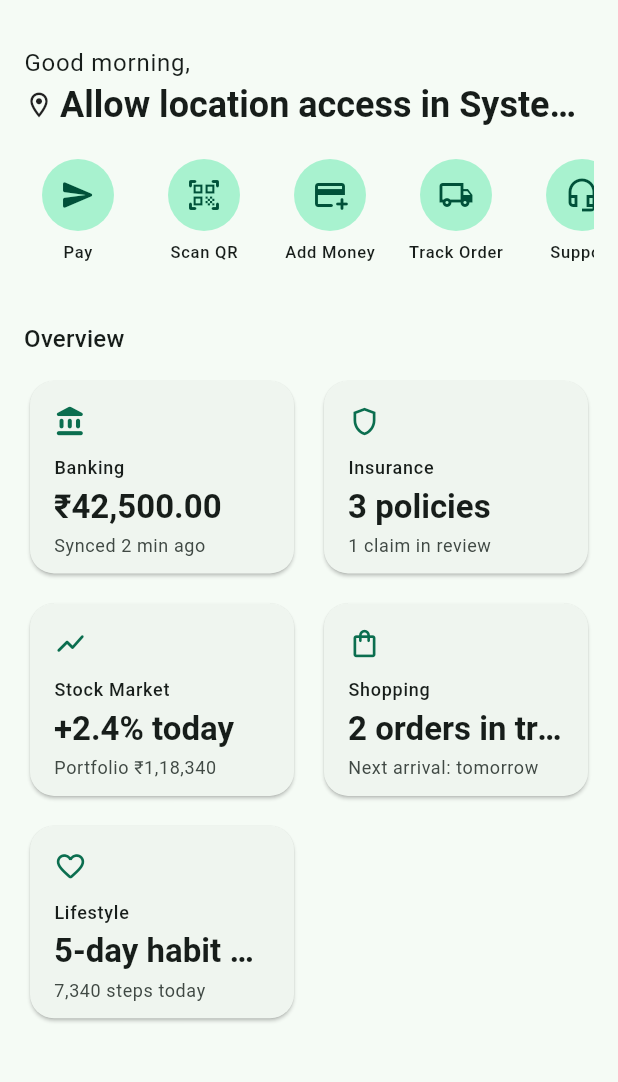
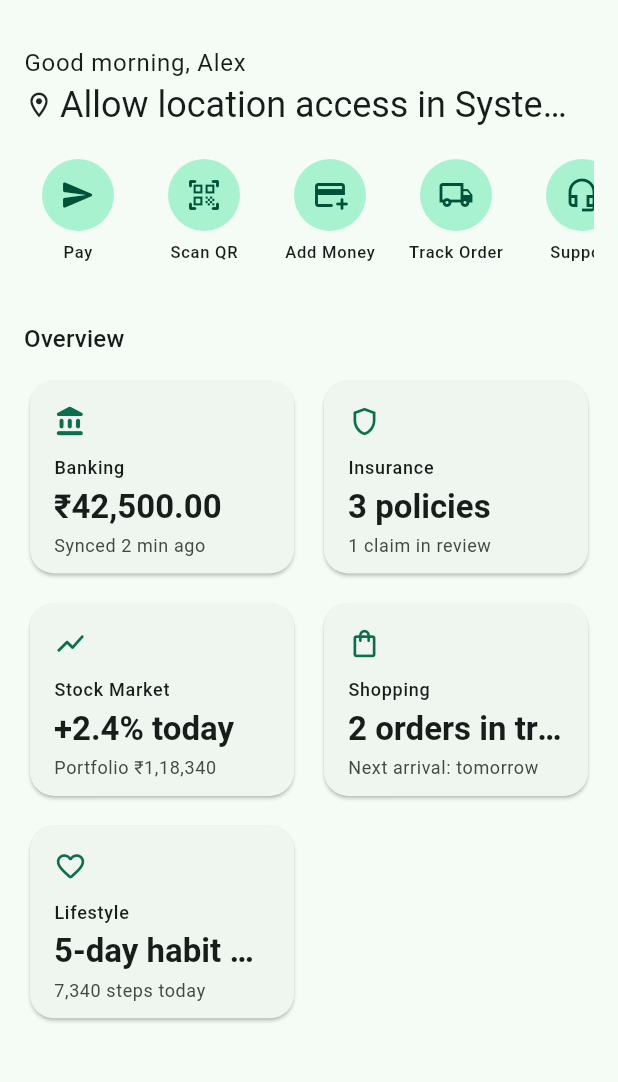
Before and after one commit to pk-debug/finlife_superapp, a Flutter app: the HomeScreen screen opened by its route, on a phone screen of 412 x 824 dp, the part 63-1145 px from its top. Run offline on Flutter 3.47's test engine with Material 3 defaults, Android fonts, the light colour scheme and no system bars; our stand-ins replace equatable, flutter_riverpod, geocoding, geolocator, get, go_router and 1 more; accounts and stored records are empty.

Commit message:
ui improvement

```diff
--- a/lib/features/home/presentation/views/home_screen.dart
+++ b/lib/features/home/presentation/views/home_screen.dart
@@ -135,7 +135,7 @@ class _DashboardBody extends StatelessWidget {
       child: ListView(
         padding: const EdgeInsets.all(16),
         children: [
-          const GreetingHeader(),
+          const GreetingHeaderAndCurrentLocation(),
           const SizedBox(height: 20),
           QuickActionsRow(
             actions: [
--- a/lib/features/home/presentation/widgets/greeting_header.dart
+++ b/lib/features/home/presentation/widgets/greeting_header.dart
@@ -23,14 +23,14 @@ import 'package:geolocator/geolocator.dart';
 /// HOW: plain `DateTime.now().hour` bucketing — no `intl` needed for
 /// something this coarse; `intl` is reserved for actual date/currency
 /// formatting in the data layer (see `DomainSummaryModel`).
-class GreetingHeader extends StatefulWidget {
-  const GreetingHeader({super.key});
+class GreetingHeaderAndCurrentLocation extends StatefulWidget {
+  const GreetingHeaderAndCurrentLocation({super.key});
 
   @override
-  State<GreetingHeader> createState() => _GreetingHeaderState();
+  State<GreetingHeaderAndCurrentLocation> createState() => _GreetingHeaderState();
 }
 
-class _GreetingHeaderState extends State<GreetingHeader> {
+class _GreetingHeaderState extends State<GreetingHeaderAndCurrentLocation> {
   String _locationLabel = 'Finding your location…';
 
   @override
@@ -106,10 +106,11 @@ class _GreetingHeaderState extends State<GreetingHeader> {
 
   String get _greeting {
     final hour = DateTime.now().hour;
-    if (hour < 12) return 'Good morning';
-    if (hour < 17) return 'Good afternoon';
-    return 'Good evening';
+    if (hour < 12) return 'Good morning, Alex';
+    if (hour < 17) return 'Good afternoon, Alex';
+    return 'Good evening, Alex';
   }
+
 
   @override
   Widget build(BuildContext context) {
@@ -117,7 +118,7 @@ class _GreetingHeaderState extends State<GreetingHeader> {
     return Column(
       crossAxisAlignment: CrossAxisAlignment.start,
       children: [
-        Text('$_greeting,', style: theme.textTheme.bodyLarge),
+        Text(_greeting, style: theme.textTheme.bodyLarge),
         Row(
           children: [
             const Icon(Icons.location_on_outlined, size: 20),
@@ -128,7 +129,7 @@ class _GreetingHeaderState extends State<GreetingHeader> {
                 maxLines: 1,
                 overflow: TextOverflow.ellipsis,
                 style: theme.textTheme.headlineSmall?.copyWith(
-                  fontWeight: FontWeight.w700,
+                  fontWeight: FontWeight.w400,
                 ),
               ),
             ),
```
